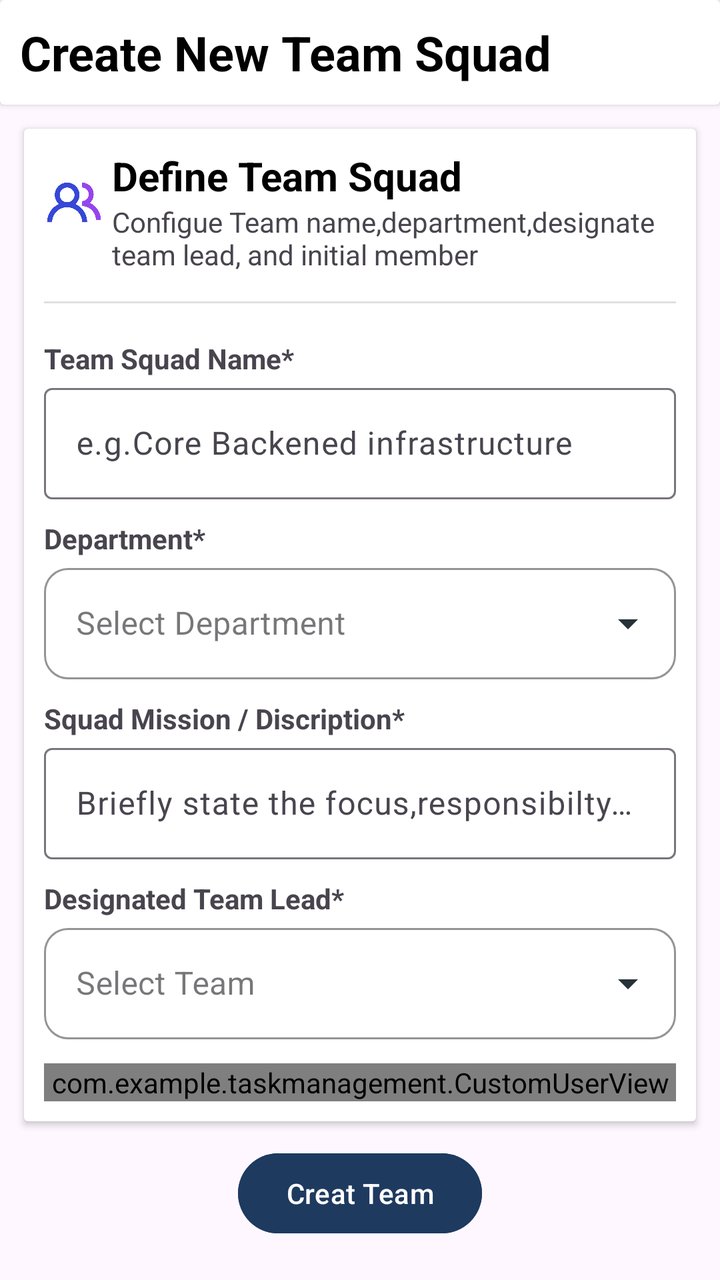
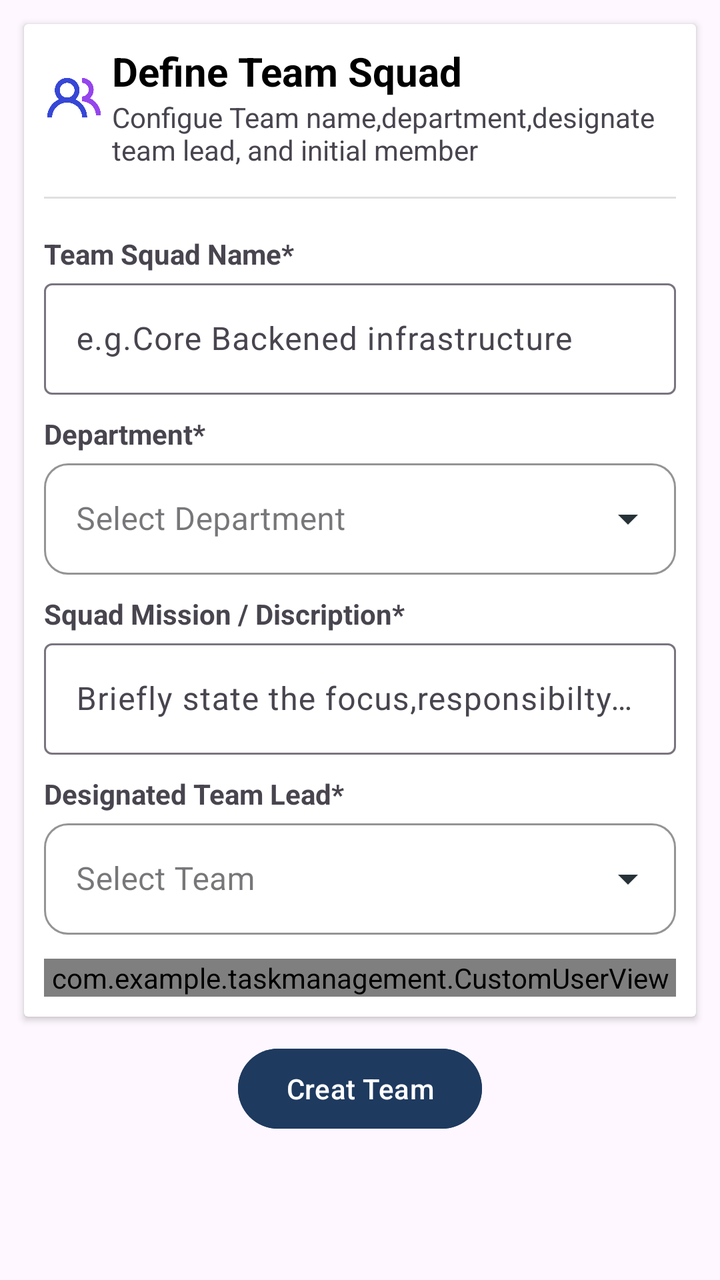

The first picture is an Android layout as it rendered before a commit; the second is the same layout after the commit. The layout source and the unified diff follow.
<!-- AndroidManifest.xml: application theme Theme.TaskManagement -->
<!-- res/layout/fragment_add_team.xml -->
<?xml version="1.0" encoding="utf-8"?>
<layout xmlns:android="http://schemas.android.com/apk/res/android"
    xmlns:tools="http://schemas.android.com/tools"
    xmlns:app="http://schemas.android.com/apk/res-auto">

    <data>

    </data>
<androidx.core.widget.NestedScrollView
    android:layout_width="match_parent"
    android:layout_height="match_parent">
    <LinearLayout
        android:layout_width="match_parent"
        android:layout_height="match_parent"
        android:orientation="vertical"
        tools:context=".AddTeamFragment">


        <androidx.cardview.widget.CardView
            android:layout_width="match_parent"
            android:layout_height="wrap_content">
            <LinearLayout
                android:layout_width="match_parent"
                android:layout_height="wrap_content"
                android:orientation="vertical"
                android:layout_margin="10dp">
                <TextView
                    android:text="Create New Team Squad"
                    android:textColor="@color/black"
                    android:textStyle="bold"
                    android:textSize="24dp"
                    android:layout_width="match_parent"
                    android:layout_height="wrap_content"/>
            </LinearLayout>
        </androidx.cardview.widget.CardView>
        <androidx.cardview.widget.CardView
            android:layout_width="match_parent"
            android:layout_height="wrap_content"
            android:layout_margin="12dp">
            <LinearLayout
                android:layout_width="match_parent"
                android:layout_height="wrap_content"
                android:orientation="vertical"
                android:layout_margin="10dp">
                <LinearLayout
                    android:layout_width="match_parent"
                    android:layout_height="wrap_content"
                    android:orientation="horizontal"
                    >
                    <ImageView
                        android:layout_width="30dp"
                        android:layout_height="55dp"
                        android:src="@drawable/useraccount"/>
                    <LinearLayout
                        android:layout_width="match_parent"
                        android:layout_height="wrap_content"
                        android:layout_marginLeft="4dp"
                        android:orientation="vertical">
                        <TextView
                            android:text="Define Team Squad"
                            android:textSize="20dp"
                            android:textStyle="bold"
                            android:textColor="@color/black"
                            android:layout_width="match_parent"
                            android:layout_height="wrap_content"/>
                        <TextView
                            android:text="Configue Team name,department,designate team lead, and initial member"
                            android:layout_width="match_parent"
                            android:layout_height="wrap_content"/>
                    </LinearLayout>
                </LinearLayout>
                <View
                    android:layout_width="match_parent"
                    android:layout_height="1dp"
                    android:background="#E0E0E0"
                    android:layout_marginTop="14dp"/>
                <TextView
                    android:text="Team Squad Name*"
                    android:layout_marginTop="18dp"
                    android:textStyle="bold"
                    android:layout_width="match_parent"
                    android:layout_height="wrap_content"/>

                <com.google.android.material.textfield.TextInputLayout
                    style="@style/Widget.Material3.TextInputLayout.OutlinedBox"
                    android:layout_width="match_parent"
                    android:layout_height="wrap_content"

                    android:hint="e.g.Core Backened infrastructure">

                    <com.google.android.material.textfield.TextInputEditText
                        android:id="@+id/teamname"
                        android:layout_width="match_parent"
                        android:layout_height="wrap_content"
                        />

                </com.google.android.material.textfield.TextInputLayout>
                <TextView
                    android:text="Department*"
                    android:layout_marginTop="10dp"
                    android:textStyle="bold"
                    android:layout_width="match_parent"
                    android:layout_height="wrap_content"/>
                <com.google.android.material.textfield.TextInputLayout
                    android:id="@+id/departmentLayout"
                    style="@style/Widget.MaterialComponents.TextInputLayout.OutlinedBox.ExposedDropdownMenu"
                    android:layout_width="match_parent"
                    android:layout_height="wrap_content"
                    app:boxCornerRadiusTopStart="12dp"
                    app:boxCornerRadiusTopEnd="12dp"
                    app:boxCornerRadiusBottomStart="12dp"
                    app:boxCornerRadiusBottomEnd="12dp"
                    app:boxStrokeColor="#6750FF"
                    app:boxStrokeWidth="1dp"
                    app:boxStrokeWidthFocused="2dp"
                    app:endIconTint="#263238">

                    <com.google.android.material.textfield.MaterialAutoCompleteTextView
                        android:id="@+id/departmentSpinner"
                        android:layout_width="match_parent"
                        android:layout_height="wrap_content"
                        android:inputType="none"
                        android:textSize="16sp"
                        android:hint="Select Department"
                        android:dropDownHeight="wrap_content"/>
                    <LinearLayout
                        android:layout_width="match_parent"
                        android:layout_height="wrap_content"
                        android:orientation="vertical"
                        android:visibility="gone"
                        android:id="@+id/loader">
                        <ProgressBar
                            android:layout_width="match_parent"
                            android:layout_height="wrap_content"/>
                        <TextView
                            android:layout_width="match_parent"
                            android:layout_height="wrap_content"
                            android:text="Loading.."
                            android:gravity="center"/>
                    </LinearLayout>

                </com.google.android.material.textfield.TextInputLayout>
                <TextView
                    android:textStyle="bold"
                    android:text="Squad Mission / Discription*"
                    android:layout_marginTop="10dp"
                    android:layout_width="match_parent"
                    android:layout_height="wrap_content"/>
                <com.google.android.material.textfield.TextInputLayout
                    style="@style/Widget.Material3.TextInputLayout.OutlinedBox"
                    android:layout_width="match_parent"
                    android:layout_height="wrap_content"
                    android:hint="Briefly state the focus,responsibilty and scop of this squad.."
                    >

                    <com.google.android.material.textfield.TextInputEditText
                        android:id="@+id/discription"
                        android:layout_width="match_parent"
                        android:layout_height="wrap_content"
                        app:hintMaxLines="8"
                        />

                </com.google.android.material.textfield.TextInputLayout>
                <TextView
                    android:text="Designated Team Lead*"
                    android:layout_marginTop="10dp"
                    android:textStyle="bold"
                    android:layout_width="match_parent"
                    android:layout_height="wrap_content"/>
                <com.google.android.material.textfield.TextInputLayout
                    android:id="@+id/teamLeadLayout"
                    style="@style/Widget.MaterialComponents.TextInputLayout.OutlinedBox.ExposedDropdownMenu"
                    android:layout_width="match_parent"
                    android:layout_height="wrap_content"
                    app:boxCornerRadiusTopStart="12dp"
                    app:boxCornerRadiusTopEnd="12dp"
                    app:boxCornerRadiusBottomStart="12dp"
                    app:boxCornerRadiusBottomEnd="12dp"
                    app:boxStrokeColor="#6750FF"
                    app:boxStrokeWidth="1dp"
                    app:boxStrokeWidthFocused="2dp"
                    app:endIconTint="#263238">

                    <com.google.android.material.textfield.MaterialAutoCompleteTextView
                        android:id="@+id/teamleadSpinner"
                        android:layout_width="match_parent"
                        android:layout_height="wrap_content"
                        android:inputType="none"
                        android:textSize="16sp"
                        android:hint="Select Team"
                        android:dropDownHeight="wrap_content"/>

                </com.google.android.material.textfield.TextInputLayout>
                <com.example.taskmanagement.CustomUserView
                    android:id="@+id/customUsers"
                    android:layout_marginTop="12dp"
                    android:layout_width="match_parent"
                    android:layout_height="wrap_content"/>
            </LinearLayout>
        </androidx.cardview.widget.CardView>
        <Button
            android:id="@+id/savebtn"
            android:text="Creat Team"
            android:backgroundTint="@color/darknavey"
            android:layout_gravity="center"
            android:layout_width="wrap_content"
            android:layout_height="wrap_content"/>
    </LinearLayout>
</androidx.core.widget.NestedScrollView>

</layout>
<!-- resources referenced by this layout -->
<resources>
  <color name="black">#FF000000</color>
  <color name="darknavey">#1E3A5F</color>
  <!-- drawable useraccount: png bitmap (drawable, 19763 bytes) -->
  <style name="Theme.TaskManagement" parent="Base.Theme.TaskManagement" />
  <style name="Base.Theme.TaskManagement" parent="Theme.Material3.DayNight.NoActionBar">
          
          
      </style>
</resources>

<!-- the commit's change to res/layout/fragment_add_team.xml (unified diff, before → after) -->
@@ -16,23 +16,7 @@
         tools:context=".AddTeamFragment">
 
 
-        <androidx.cardview.widget.CardView
-            android:layout_width="match_parent"
-            android:layout_height="wrap_content">
-            <LinearLayout
-                android:layout_width="match_parent"
-                android:layout_height="wrap_content"
-                android:orientation="vertical"
-                android:layout_margin="10dp">
-                <TextView
-                    android:text="Create New Team Squad"
-                    android:textColor="@color/black"
-                    android:textStyle="bold"
-                    android:textSize="24dp"
-                    android:layout_width="match_parent"
-                    android:layout_height="wrap_content"/>
-            </LinearLayout>
-        </androidx.cardview.widget.CardView>
+
         <androidx.cardview.widget.CardView
             android:layout_width="match_parent"
             android:layout_height="wrap_content"
